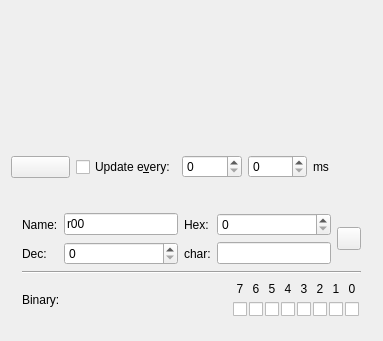
Before: the Qt Designer form src/klmemoryview.ui in akrutzler/kontrollerlab, drawn with Qt 5.
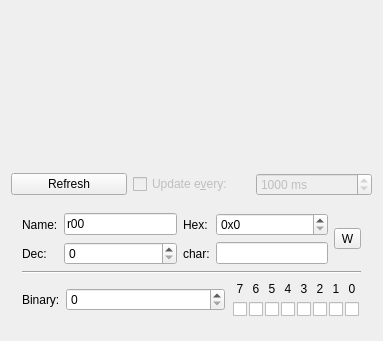
After: the same form once the commit is applied. Icons and pictures are not drawn. Custom widgets are drawn as their Qt base class.

Commit message: Signal/Slot connection are now defined in cpp-file not in ui-file.

```diff
--- a/src/klmemoryview.ui
+++ b/src/klmemoryview.ui
@@ -22,7 +22,7 @@
         <string>Refresh selected memory cell</string>
        </property>
        <property name="text">
-        <string/>
+        <string>Refresh</string>
        </property>
        <property name="shortcut">
         <string/>
@@ -31,6 +31,9 @@
      </item>
      <item>
       <widget class="QCheckBox" name="cbUpdateRegularly">
+       <property name="enabled">
+        <bool>false</bool>
+       </property>
        <property name="text">
         <string>Update e&amp;very:</string>
        </property>
@@ -40,19 +43,19 @@
       </widget>
      </item>
      <item>
-      <widget class="QSpinBox" name="tniUpdateRegularly"/>
-     </item>
-     <item>
-      <widget class="QSpinBox" name="spinBox"/>
-     </item>
-     <item>
-      <widget class="QLabel" name="tlUpdateMS">
-       <property name="text">
-        <string>ms</string>
-       </property>
-       <property name="wordWrap">
+      <widget class="QSpinBox" name="tniUpdateRegularly">
+       <property name="enabled">
         <bool>false</bool>
        </property>
+       <property name="suffix">
+        <string> ms</string>
+       </property>
+       <property name="maximum">
+        <number>100000</number>
+       </property>
+       <property name="value">
+        <number>1000</number>
+       </property>
       </widget>
      </item>
     </layout>
@@ -86,12 +89,15 @@
          </widget>
         </item>
         <item>
-         <widget class="KIntSpinBox" name="kisBinary" native="true">
-          <property name="maxValue" stdset="0">
-           <number>255</number>
+         <widget class="KLSpinBoxWidget" name="kisBinary">
+          <property name="sizePolicy">
+           <sizepolicy hsizetype="Expanding" vsizetype="Fixed">
+            <horstretch>0</horstretch>
+            <verstretch>0</verstretch>
+           </sizepolicy>
           </property>
-          <property name="base" stdset="0">
-           <number>2</number>
+          <property name="maximum">
+           <number>255</number>
           </property>
          </widget>
         </item>
@@ -434,11 +440,7 @@
          <string>Write the value to the memory cell</string>
         </property>
         <property name="text">
-         <string/>
-        </property>
-        <property name="icon">
-         <iconset>
-          <normaloff>image1</normaloff>image1</iconset>
+         <string>W</string>
         </property>
        </widget>
       </item>
@@ -499,10 +501,21 @@
          </widget>
         </item>
         <item row="0" column="3">
-         <widget class="QSpinBox" name="kisHex"/>
+         <widget class="KLSpinBoxWidget" name="kisHex">
+          <property name="prefix">
+           <string>0x</string>
+          </property>
+          <property name="maximum">
+           <number>255</number>
+          </property>
+         </widget>
         </item>
         <item row="1" column="1">
-         <widget class="QSpinBox" name="kisDec"/>
+         <widget class="QSpinBox" name="kisDec">
+          <property name="maximum">
+           <number>255</number>
+          </property>
+         </widget>
         </item>
        </layout>
       </item>
@@ -526,16 +539,16 @@
  </widget>
  <layoutdefault spacing="6" margin="11"/>
  <customwidgets>
+  <customwidget>
+   <class>KLSpinBoxWidget</class>
+   <extends>QSpinBox</extends>
+   <header location="global">klspinboxwidget.h</header>
+  </customwidget>
   <customwidget>
    <class>Q3GroupBox</class>
    <extends>QWidget</extends>
    <header>q3groupbox.h</header>
   </customwidget>
-  <customwidget>
-   <class>KIntSpinBox</class>
-   <extends>QWidget</extends>
-   <header>knuminput.h</header>
-  </customwidget>
   <customwidget>
    <class>Q3ListBox</class>
    <extends>QWidget</extends>
```
Left out of the diff: 265 changed lines with no effect on the pictures. The commit also changes 1 other file.
